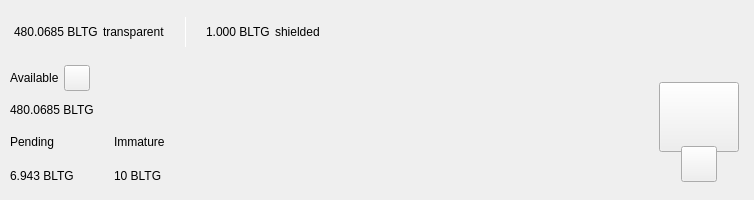
Before: the Qt Designer form src/qt/bltg/forms/topbar.ui in minerric/BLTG, drawn with Qt 5.
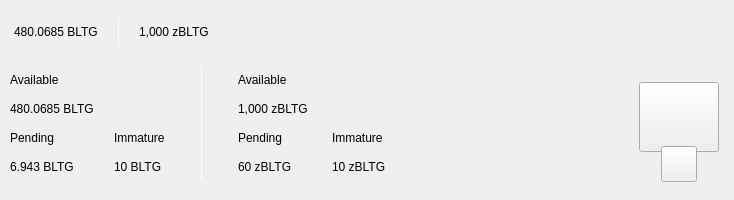
After: the same form once the commit is applied. Custom widgets are drawn as their Qt base class.

Diff of the .ui file:
```diff
--- a/src/qt/bltg/forms/topbar.ui
+++ b/src/qt/bltg/forms/topbar.ui
@@ -93,7 +93,7 @@
            </property>
            <layout class="QHBoxLayout" name="horizontalLayout_5">
             <property name="spacing">
-             <number>5</number>
+             <number>0</number>
             </property>
             <property name="leftMargin">
              <number>0</number>
@@ -119,14 +119,7 @@
                <string notr="true">padding:0px;margin:0px;</string>
               </property>
               <property name="text">
-               <string notr="true">480.0685 BLTG</string>
-              </property>
-             </widget>
-            </item>
-            <item>
-             <widget class="QLabel" name="labelTrans">
-              <property name="text">
-               <string>transparent</string>
+               <string>480.0685 BLTG</string>
               </property>
              </widget>
             </item>
@@ -140,7 +133,7 @@
               </property>
               <property name="sizeHint" stdset="0">
                <size>
-                <width>15</width>
+                <width>20</width>
                 <height>20</height>
                </size>
               </property>
@@ -180,7 +173,7 @@
               </property>
               <property name="sizeHint" stdset="0">
                <size>
-                <width>15</width>
+                <width>20</width>
                 <height>20</height>
                </size>
               </property>
@@ -195,14 +188,7 @@
                </size>
               </property>
               <property name="text">
-               <string notr="true">1.000 BLTG</string>
-              </property>
-             </widget>
-            </item>
-            <item>
-             <widget class="QLabel" name="labelShield">
-              <property name="text">
-               <string>shielded</string>
+               <string>1,000 zBLTG</string>
               </property>
              </widget>
             </item>
@@ -395,6 +381,11 @@
           <number>10</number>
          </property>
          <item>
+          <layout class="QHBoxLayout" name="horizontalLayout_3">
+           <property name="bottomMargin">
+            <number>9</number>
+           </property>
+           <item>
           <layout class="QVBoxLayout" name="verticalLayout_7">
            <property name="spacing">
             <number>0</number>
@@ -408,11 +399,6 @@
            <item>
             <layout class="QVBoxLayout" name="verticalLayout_2">
              <item>
-              <layout class="QHBoxLayout" name="horizontalLayoutContainerAvailable">
-               <property name="spacing">
-                <number>5</number>
-               </property>
-               <item>
                 <widget class="QLabel" name="labelTitle1">
                  <property name="text">
                   <string>Available</string>
@@ -420,58 +406,6 @@
                 </widget>
                </item>
                <item>
-                <widget class="QPushButton" name="pushButtonBalanceInfo">
-                 <property name="minimumSize">
-                  <size>
-                   <width>26</width>
-                   <height>26</height>
-                  </size>
-                 </property>
-                 <property name="maximumSize">
-                  <size>
-                   <width>26</width>
-                   <height>26</height>
-                  </size>
-                 </property>
-                 <property name="mouseTracking">
-                  <bool>true</bool>
-                 </property>
-                 <property name="focusPolicy">
-                  <enum>Qt::NoFocus</enum>
-                 </property>
-                 <property name="text">
-                  <string notr="true"/>
-                 </property>
-                 <property name="iconSize">
-                  <size>
-                   <width>24</width>
-                   <height>24</height>
-                  </size>
-                 </property>
-                 <property name="shortcut">
-                  <string notr="true"/>
-                 </property>
-                </widget>
-               </item>
-               <item>
-                <spacer name="horizontalSpacer_4">
-                 <property name="orientation">
-                  <enum>Qt::Horizontal</enum>
-                 </property>
-                 <property name="sizeType">
-                  <enum>QSizePolicy::MinimumExpanding</enum>
-                 </property>
-                 <property name="sizeHint" stdset="0">
-                  <size>
-                   <width>20</width>
-                   <height>20</height>
-                  </size>
-                 </property>
-                </spacer>
-               </item>
-              </layout>
-             </item>
-             <item>
               <widget class="QLabel" name="labelAmountBltg">
                <property name="text">
                 <string notr="true">480.0685 BLTG</string>
@@ -481,44 +415,12 @@
             </layout>
            </item>
            <item>
-            <widget class="QWidget" name="container_imm_pend" native="true">
              <layout class="QHBoxLayout" name="horizontalLayout_2">
               <property name="spacing">
                <number>0</number>
               </property>
-              <property name="leftMargin">
-               <number>0</number>
-              </property>
-              <property name="topMargin">
-               <number>0</number>
-              </property>
-              <property name="rightMargin">
-               <number>0</number>
-              </property>
-              <property name="bottomMargin">
-               <number>0</number>
-              </property>
-              <item alignment="Qt::AlignLeft">
-               <widget class="QWidget" name="container_pending" native="true">
-                <property name="sizePolicy">
-                 <sizepolicy hsizetype="Minimum" vsizetype="Preferred">
-                  <horstretch>0</horstretch>
-                  <verstretch>0</verstretch>
-                 </sizepolicy>
-                </property>
+               <item>
                 <layout class="QVBoxLayout" name="verticalLayout_3">
-                 <property name="leftMargin">
-                  <number>0</number>
-                 </property>
-                 <property name="topMargin">
-                  <number>0</number>
-                 </property>
-                 <property name="rightMargin">
-                  <number>0</number>
-                 </property>
-                 <property name="bottomMargin">
-                  <number>0</number>
-                 </property>
                  <item>
                   <widget class="QLabel" name="labelTitle3">
                    <property name="text">
@@ -534,7 +436,6 @@
                   </widget>
                  </item>
                 </layout>
-               </widget>
               </item>
               <item>
                <spacer name="horizontalSpacer_3">
@@ -552,27 +453,8 @@
                 </property>
                </spacer>
               </item>
-              <item alignment="Qt::AlignLeft">
-               <widget class="QWidget" name="container_immature" native="true">
-                <property name="sizePolicy">
-                 <sizepolicy hsizetype="Minimum" vsizetype="Preferred">
-                  <horstretch>0</horstretch>
-                  <verstretch>0</verstretch>
-                 </sizepolicy>
-                </property>
+               <item>
                 <layout class="QVBoxLayout" name="verticalLayout_4">
-                 <property name="leftMargin">
-                  <number>0</number>
-                 </property>
-                 <property name="topMargin">
-                  <number>0</number>
-                 </property>
-                 <property name="rightMargin">
-                  <number>0</number>
-                 </property>
-                 <property name="bottomMargin">
-                  <number>0</number>
-                 </property>
                  <item>
                   <widget class="QLabel" name="labelTitle4">
                    <property name="text">
@@ -588,13 +470,92 @@
                   </widget>
                  </item>
                 </layout>
+               </item>
+              </layout>
+             </item>
+            </layout>
+           </item>
+           <item>
+            <widget class="QLabel" name="label_9">
+             <property name="minimumSize">
+              <size>
+               <width>1</width>
+               <height>100</height>
+              </size>
+             </property>
+             <property name="maximumSize">
+              <size>
+               <width>1</width>
+               <height>16777215</height>
+              </size>
+             </property>
+             <property name="styleSheet">
+              <string notr="true">background-color:white;
+padding:0px;
+border:none;</string>
+             </property>
+             <property name="text">
+              <string/>
+             </property>
                </widget>
               </item>
               <item>
-               <spacer name="horizontalSpacer_5">
+            <layout class="QVBoxLayout" name="verticalLayout_8">
+             <property name="spacing">
+              <number>0</number>
+             </property>
+             <property name="leftMargin">
+              <number>30</number>
+             </property>
+             <item>
+              <layout class="QVBoxLayout" name="verticalLayout">
+               <item>
+                <widget class="QLabel" name="labelTitle2">
+                 <property name="text">
+                  <string>Available</string>
+                 </property>
+                </widget>
+               </item>
+               <item>
+                <widget class="QLabel" name="labelAmountzBltg">
+                 <property name="text">
+                  <string>1,000 zBLTG</string>
+                 </property>
+                </widget>
+               </item>
+              </layout>
+             </item>
+             <item>
+              <layout class="QHBoxLayout" name="horizontalLayout">
+               <property name="spacing">
+                <number>0</number>
+               </property>
+               <item>
+                <layout class="QVBoxLayout" name="verticalLayout_5">
+                 <item>
+                  <widget class="QLabel" name="labelTitle5">
+                   <property name="text">
+                    <string>Pending</string>
+                   </property>
+                  </widget>
+                 </item>
+                 <item>
+                  <widget class="QLabel" name="labelPendingzBltg">
+                   <property name="text">
+                    <string>60 zBLTG</string>
+                   </property>
+                  </widget>
+                 </item>
+                </layout>
+               </item>
+               <item>
+                <spacer name="horizontalSpacer_4">
                 <property name="orientation">
                  <enum>Qt::Horizontal</enum>
                 </property>
+                 <property name="sizeType">
+                  <enum>QSizePolicy::Fixed</enum>
+                 </property>
                 <property name="sizeHint" stdset="0">
                  <size>
                   <width>40</width>
@@ -603,8 +564,27 @@
                 </property>
                </spacer>
               </item>
-             </layout>
-            </widget>
+               <item>
+                <layout class="QVBoxLayout" name="verticalLayout_6">
+                 <item>
+                  <widget class="QLabel" name="labelTitle6">
+                   <property name="text">
+                    <string>Immature</string>
+                   </property>
+                  </widget>
+                 </item>
+                 <item>
+                  <widget class="QLabel" name="labelImmaturezBltg">
+                   <property name="text">
+                    <string>10 zBLTG</string>
+                   </property>
+                  </widget>
+                 </item>
+                </layout>
+               </item>
+              </layout>
+             </item>
+            </layout>
            </item>
           </layout>
          </item>
```
Left out of the diff: 26 changed lines with no effect on the pictures. Lines whose indentation alone changed are shown as unchanged.
